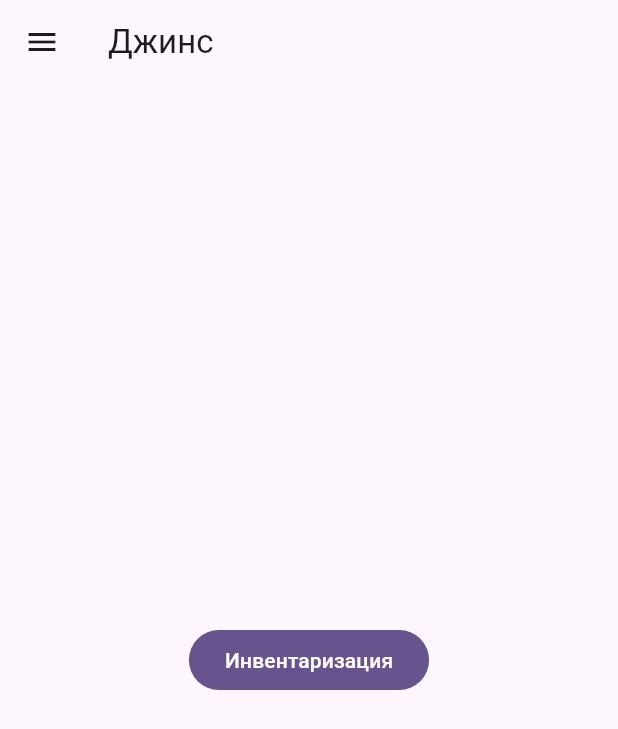
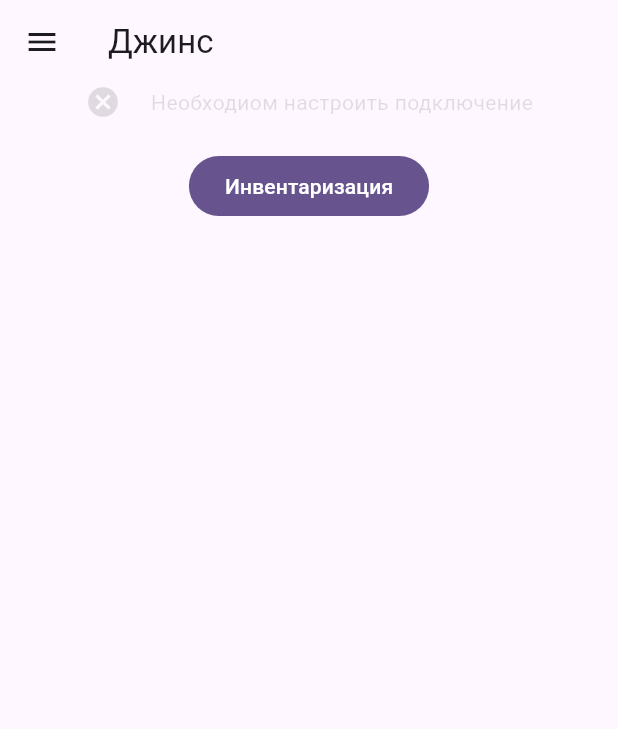
Before and after one commit to ra1ich/rfid_4, a Flutter app: the screen it shows after launch, on a phone screen of 412 x 824 dp. Shown: the top 729 px of the screen. Run offline on Flutter 3.47's test engine with Material 2 defaults, Android fonts, the light colour scheme and no system bars; our stand-ins replace get, isar, lottie; accounts and stored records are empty; generated files the repository leaves out were written again.

Commit message:
connection settings

```diff
--- a/lib/controllers/inventorycontroller.dart
+++ b/lib/controllers/inventorycontroller.dart
@@ -5,7 +5,8 @@ import 'package:isar/isar.dart';
 
 import 'package:rfid_4/controllers/isarcontrollers.dart';
 import 'package:rfid_4/controllers/rfidtagcontroller.dart';
-import 'package:rfid_4/controllers/settingscontroller.dart';
+import 'package:rfid_4/controllers/settings/settingsservice.dart';
+
 import 'package:rfid_4/controllers/warehousecontrolle.dart';
 import 'package:rfid_4/metadata/catalogs/rfidtag.dart';
 import 'package:rfid_4/metadata/docs/inventory.dart';
@@ -183,7 +184,7 @@ class InventoryController extends GetxController {
 }
 
 class InventoryeProvider extends GetConnect {
-  SettingsController set = Get.put(SettingsController());
+  ConnectingSettingsController set = Get.put(ConnectingSettingsController());
   WarehouseController wh = Get.put(WarehouseController());
   // Get request
 
--- a/lib/controllers/isarcontrollers.dart
+++ b/lib/controllers/isarcontrollers.dart
@@ -3,6 +3,7 @@ import 'package:path_provider/path_provider.dart';
 import 'package:rfid_4/metadata/catalogs/rfidtag.dart';
 import 'package:rfid_4/metadata/docs/inventory.dart';
 import 'package:rfid_4/metadata/catalogs/wharehouse.dart';
+import 'package:rfid_4/metadata/settings/connectingsettings.dart';
 
 class IzarManager {
   static final IzarManager instance = IzarManager._();
@@ -39,7 +40,8 @@ class IzarManager {
       InventorySchema,
       RfidTagSchema,
       InventoryRfidSchema,
-      InventoryRfidDocSchema
+      InventoryRfidDocSchema,
+      ConnectingSettingsSchema
     ]);
   }
 }
--- a/lib/controllers/rfidtagcontroller.dart
+++ b/lib/controllers/rfidtagcontroller.dart
@@ -4,7 +4,7 @@ import 'package:get/get.dart';
 import 'package:isar/isar.dart';
 
 import 'package:rfid_4/controllers/isarcontrollers.dart';
-import 'package:rfid_4/controllers/settingscontroller.dart';
+import 'package:rfid_4/controllers/settings/settingsservice.dart';
 
 import 'package:rfid_4/metadata/catalogs/rfidtag.dart';
 
@@ -56,7 +56,7 @@ class RfidTagController extends GetxController {
 }
 
 class RfidtagProvider extends GetConnect {
-  SettingsController set = Get.put(SettingsController());
+  ConnectingSettingsController set = Get.put(ConnectingSettingsController());
 
   // Get request
 
--- a/lib/controllers/warehousecontrolle.dart
+++ b/lib/controllers/warehousecontrolle.dart
@@ -1,9 +1,10 @@
 import 'dart:convert';
 
 import 'package:get/get.dart';
+import 'package:rfid_4/controllers/settings/settingsservice.dart';
 // import 'package:isar/isar.dart';
 // import 'package:rfid_4/controllers/isarcontrollers.dart';
-import 'package:rfid_4/controllers/settingscontroller.dart';
+
 import 'package:rfid_4/metadata/catalogs/wharehouse.dart';
 
 class WarehouseController extends GetxController {
@@ -42,7 +43,7 @@ class WarehouseController extends GetxController {
 }
 
 class WarehouseProvider extends GetConnect {
-  SettingsController set = Get.put(SettingsController());
+  ConnectingSettingsController set = Get.put(ConnectingSettingsController());
   // Get request
 
   Future<Response> getWarehouses() {
--- a/lib/main.dart
+++ b/lib/main.dart
@@ -21,11 +21,11 @@ class MyApp extends StatelessWidget {
             seedColor: const Color.fromARGB(255, 92, 44, 175)),
         useMaterial3: true,
       ),
-      home: const MenuScreen(),
+      home: MenuScreen(),
       getPages: [
         GetPage(
           name: '/',
-          page: () => const MenuScreen(),
+          page: () => MenuScreen(),
         ),
       ],
     );
--- /dev/null
+++ b/lib/metadata/settings/connectingsettings.dart
@@ -0,0 +1,14 @@
+import 'package:isar/isar.dart';
+
+part 'connectingsettings.g.dart';
+
+@collection
+class ConnectingSettings {
+  Id id = Isar.autoIncrement; // you can also use id = null to auto increment
+
+  String login = "";
+
+  String password = "";
+
+  String httppath = "";
+}
--- a/lib/screens/inventory_common_screen.dart
+++ b/lib/screens/inventory_common_screen.dart
@@ -185,6 +185,7 @@ class InvRfidBluetooth extends StatelessWidget {
           Expanded(
             child: TextFormField(
               keyboardType: TextInputType.multiline,
+
               maxLines: null,
               controller: rfid.textRfidController,
             ),
--- a/lib/screens/menu_screen.dart
+++ b/lib/screens/menu_screen.dart
@@ -1,22 +1,76 @@
 import 'package:flutter/material.dart';
 import 'package:get/get.dart';
 import 'package:rfid_4/common_widgets/drawer.dart';
+import 'package:rfid_4/controllers/settings/settingsservice.dart';
 import 'package:rfid_4/screens/choose_warehouse_screen.dart';
 
 class MenuScreen extends StatelessWidget {
-  const MenuScreen({super.key});
+  MenuScreen({super.key});
 
   @override
   Widget build(BuildContext context) {
     return Scaffold(
-      drawer: DrawerWidget(),
+      drawer: const DrawerWidget(),
       appBar: AppBar(
         title: Text("Джинс"),
       ),
       body: Center(
-          child: FilledButton(
+          child: Column(
+        children: [
+          TextSettings(),
+          SizedBox(
+            height: 20,
+          ),
+          FilledButton(
               onPressed: () => Get.to(() => WarehouseChooseScreen()),
-              child: Text("Инвентаризация"))),
+              child: Text("Инвентаризация")),
+        ],
+      )),
     );
   }
 }
+
+class TextSettings extends StatelessWidget {
+  TextSettings({
+    super.key,
+  });
+
+  final conn = Get.put(ConnectingSettingsController());
+
+  @override
+  Widget build(BuildContext context) {
+    return Obx(() {
+      return conn.path1C.isEmpty
+          ? Row(
+              mainAxisAlignment: MainAxisAlignment.center,
+              children: [
+                Icon(
+                  Icons.cancel,
+                  color: Theme.of(context).focusColor,
+                ),
+                const SizedBox(
+                  width: 20,
+                ),
+                Text(
+                  "Необходиом настроить подключение",
+                  style: TextStyle(color: Theme.of(context).focusColor),
+                ),
+              ],
+            )
+          : Row(
+              mainAxisAlignment: MainAxisAlignment.center,
+              children: [
+                Icon(
+                  Icons.connect_without_contact_outlined,
+                  color: Theme.of(context).primaryColor,
+                ),
+                const SizedBox(
+                  width: 20,
+                ),
+                Text("Настройки подключения установлены",
+                    style: TextStyle(color: Theme.of(context).primaryColor)),
+              ],
+            );
+    });
+  }
+}
--- a/pubspec.yaml
+++ b/pubspec.yaml
@@ -16,7 +16,7 @@ publish_to: 'none' # Remove this line if you wish to publish to pub.dev
 # https://developer.apple.com/library/archive/documentation/General/Reference/InfoPlistKeyReference/Articles/CoreFoundationKeys.html
 # In Windows, build-name is used as the major, minor, and patch parts
 # of the product and file versions while build-number is used as the build suffix.
-version: 1.0.1+1
+version: 1.0.1+2
 
 environment:
   sdk: '>=3.0.6 <4.0.0'
```
Also changed, not shown: lib/controllers/settings/settingsservice.dart (added, +51 -0 lines), lib/controllers/settingscontroller.dart (deleted, +0 -7 lines), lib/screens/connect_settings_screen.dart (+39 -8 lines), lib/metadata/settings/connectingsettings.g.dart (added).
